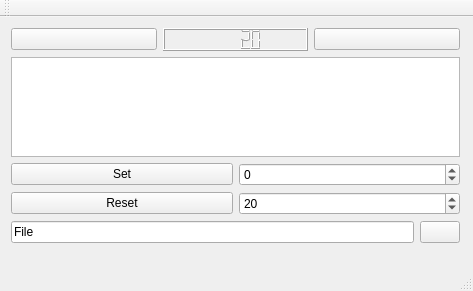
VanNostrand/Counter, file mainwindow.ui: the form before one commit.
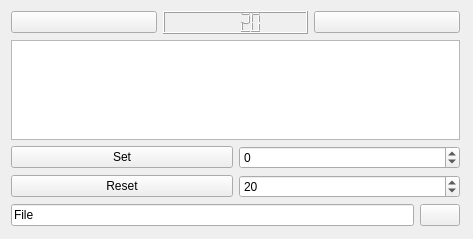
The form after the commit. Icons and pictures are not drawn.

Commit message: Removed Menu-, Tool-, Statusbar.

```diff
--- a/mainwindow.ui
+++ b/mainwindow.ui
@@ -7,7 +7,7 @@
     <x>0</x>
     <y>0</y>
     <width>473</width>
-    <height>291</height>
+    <height>239</height>
    </rect>
   </property>
   <property name="windowTitle">
@@ -163,25 +163,6 @@
     </layout>
    </widget>
   </widget>
-  <widget class="QMenuBar" name="menuBar">
-   <property name="geometry">
-    <rect>
-     <x>0</x>
-     <y>0</y>
-     <width>473</width>
-     <height>22</height>
-    </rect>
-   </property>
-  </widget>
-  <widget class="QToolBar" name="mainToolBar">
-   <attribute name="toolBarArea">
-    <enum>TopToolBarArea</enum>
-   </attribute>
-   <attribute name="toolBarBreak">
-    <bool>false</bool>
-   </attribute>
-  </widget>
-  <widget class="QStatusBar" name="statusBar"/>
   <action name="actionBeenden">
    <property name="text">
     <string>Beenden</string>
```
Left out of the diff: 2 changed lines with no effect on the pictures. The commit also changes 1 other file.
